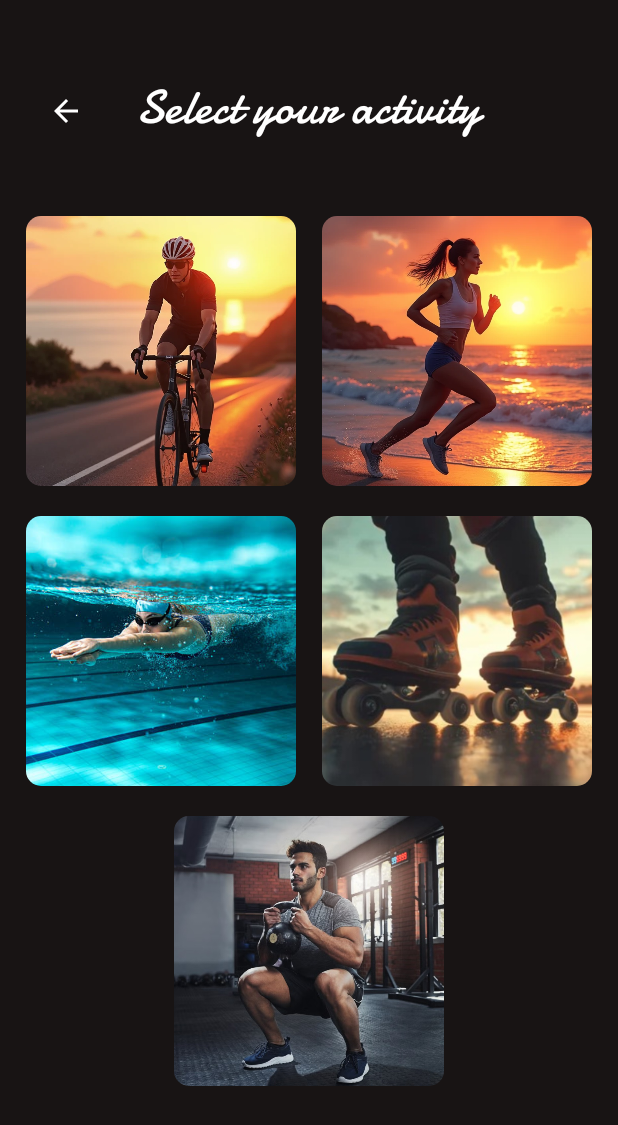
After one commit to matt158x/HealthlyLife, an Android app built with Jetpack Compose: the BurnCaloriesScreen screen opened through its navigation route, on a phone screen of 412 x 824 dp. The commit adds this screen. Shown: the top 1125 px of the screen. Run offline under Robolectric (Android 15) with nearby library versions, the phone set to English and light mode, and no system bars; our stand-ins replace Dagger/Hilt's generated code, Firebase (no records; nobody signed in at launch, a user with empty details on screens opened directly), livedata-compose; Roboto replaces fonts that are not available here.

Commit message:
Burn Calories Screen

```diff
--- a/app/src/main/java/com/example/healthlylife/navigation/AppNavigation.kt
+++ b/app/src/main/java/com/example/healthlylife/navigation/AppNavigation.kt
@@ -13,7 +13,8 @@ import androidx.navigation.compose.NavHost
 import androidx.navigation.compose.composable
 import androidx.navigation.compose.rememberNavController
 import com.example.healthlylife.auth.AuthState
-import com.example.healthlylife.presentation.CaloriesScreen
+import com.example.healthlylife.presentation.BurnCaloriesScreen
+import com.example.healthlylife.presentation.BurnDetailsScreen
 import com.example.healthlylife.presentation.HomeScreen
 import com.example.healthlylife.presentation.LoginScreen
 import com.example.healthlylife.presentation.MealsAddScreen
@@ -57,7 +58,7 @@ fun AppNavigation(sharedViewModel: SharedViewModel = viewModel()) {
             HomeScreen(navController)
         }
         composable("calories"){
-            CaloriesScreen(navController)
+            BurnCaloriesScreen(navController)
         }
         composable("recipes") {
             RecipesScreen(navController)
@@ -76,6 +77,12 @@ fun AppNavigation(sharedViewModel: SharedViewModel = viewModel()) {
         composable("meals_add") {
             MealsAddScreen(navController)
         }
+        composable("burn_details_screen/{activityType}") {
+                backStackEntry ->
+            val activityType = backStackEntry.arguments?.getString("activityType") ?: ""
+            BurnDetailsScreen(navController, activityType)
+        }
+
 
     }
 
--- /dev/null
+++ b/app/src/main/java/com/example/healthlylife/presentation/BurnCaloriesScreen.kt
@@ -0,0 +1,113 @@
+package com.example.healthlylife.presentation
+
+import androidx.compose.foundation.Image
+import androidx.compose.foundation.background
+import androidx.compose.foundation.clickable
+import androidx.compose.foundation.layout.Arrangement
+import androidx.compose.foundation.layout.Box
+import androidx.compose.foundation.layout.Column
+import androidx.compose.foundation.layout.Row
+import androidx.compose.foundation.layout.Spacer
+import androidx.compose.foundation.layout.fillMaxSize
+import androidx.compose.foundation.layout.fillMaxWidth
+import androidx.compose.foundation.layout.height
+import androidx.compose.foundation.layout.padding
+import androidx.compose.foundation.layout.size
+import androidx.compose.foundation.shape.RoundedCornerShape
+import androidx.compose.material.icons.Icons
+import androidx.compose.material.icons.automirrored.filled.ArrowBack
+import androidx.compose.material3.Icon
+import androidx.compose.material3.IconButton
+import androidx.compose.material3.Text
+import androidx.compose.runtime.Composable
+import androidx.compose.ui.Alignment
+import androidx.compose.ui.Modifier
+import androidx.compose.ui.draw.clip
+import androidx.compose.ui.graphics.Color
+import androidx.compose.ui.layout.ContentScale
+import androidx.compose.ui.res.painterResource
+import androidx.compose.ui.unit.dp
+import androidx.compose.ui.unit.sp
+import androidx.navigation.NavController
+import com.example.healthlylife.R
+
+@Composable
+fun BurnCaloriesScreen(navController: NavController) {
+    Box(
+        modifier = Modifier
+            .fillMaxSize()
+            .background(color = Color(0xFF181414))
+    ) {
+
+        IconButton(
+            onClick = { navController.popBackStack() },
+            modifier = Modifier
+                .align(Alignment.TopStart)
+                .padding(start = 20.dp, top = 50.dp)
+        ) {
+            Icon(
+                imageVector = Icons.AutoMirrored.Filled.ArrowBack,
+                contentDescription = "Back",
+                tint = Color.White
+            )
+        }
+
+        Column(
+            modifier = Modifier.fillMaxSize(),
+            horizontalAlignment = Alignment.CenterHorizontally,
+        ) {
+            Spacer(modifier = Modifier.height(50.dp))
+
+            Text(
+                text = "Select your activity",
+                fontFamily = damionFontFamily,
+                color = Color.White,
+                fontSize = 32.sp
+            )
+
+            Spacer(modifier = Modifier.height(50.dp))
+
+            Row(
+                modifier = Modifier.fillMaxWidth(),
+                horizontalArrangement = Arrangement.SpaceEvenly
+            ) {
+                ActivityImage(navController, R.drawable.bike, "Cycling")
+                ActivityImage(navController, R.drawable.running, "Running")
+            }
+
+            Spacer(modifier = Modifier.height(20.dp))
+
+            Row(
+                modifier = Modifier.fillMaxWidth(),
+                horizontalArrangement = Arrangement.SpaceEvenly
+            ) {
+                ActivityImage(navController, R.drawable.swim, "Swimming")
+                ActivityImage(navController, R.drawable.roller3, "Roller skating")
+            }
+
+            Spacer(modifier = Modifier.height(20.dp))
+
+            Row(
+                modifier = Modifier.fillMaxWidth(),
+                horizontalArrangement = Arrangement.Center
+            ) {
+                ActivityImage(navController, R.drawable.gym, "Workout")
+            }
+        }
+    }
+}
+
+@Composable
+fun ActivityImage(navController: NavController, imageRes: Int, activityType: String) {
+    Image(
+        painter = painterResource(id = imageRes),
+        contentDescription = activityType,
+        modifier = Modifier
+            .size(180.dp)
+            .clip(RoundedCornerShape(10.dp))
+            .clickable {
+                navController.navigate("burn_details_screen/$activityType")
+            },
+        contentScale = ContentScale.Crop
+    )
+}
--- a/app/src/main/java/com/example/healthlylife/presentation/MealsAddScreen.kt
+++ b/app/src/main/java/com/example/healthlylife/presentation/MealsAddScreen.kt
@@ -1,5 +1,6 @@
 package com.example.healthlylife.presentation
 
+import android.widget.Toast
 import androidx.compose.foundation.background
 import androidx.compose.foundation.layout.Arrangement
 import androidx.compose.foundation.layout.Box
@@ -25,6 +26,7 @@ import androidx.compose.runtime.setValue
 import androidx.compose.ui.Alignment
 import androidx.compose.ui.Modifier
 import androidx.compose.ui.graphics.Color
+import androidx.compose.ui.platform.LocalContext
 import androidx.compose.ui.unit.dp
 import androidx.compose.ui.unit.sp
 import androidx.hilt.navigation.compose.hiltViewModel
@@ -43,6 +45,8 @@ fun MealsAddScreen(
     var protein by remember { mutableStateOf("") }
     var carbs by remember { mutableStateOf("") }
     var fat by remember { mutableStateOf("") }
+
+    val context = LocalContext.current
 
     Box(
         modifier = Modifier
@@ -124,7 +128,7 @@ fun MealsAddScreen(
 
                     viewModel.addMeal(
                         onSuccess = { navController.navigate("meals") },
-                        onError = { }
+                        onError = { Toast.makeText(context, "Error saving calories", Toast.LENGTH_SHORT).show() }
                     )
                 },
                 text = "Add Meal",
--- a/app/src/main/java/com/example/healthlylife/presentation/MealsScreen.kt
+++ b/app/src/main/java/com/example/healthlylife/presentation/MealsScreen.kt
@@ -132,7 +132,7 @@ fun MealsScreen(
                 shape = RoundedCornerShape(16.dp)
             )
 
-                Spacer(modifier = Modifier.width(8.dp)) // Dodaje odstęp między TextField a przyciskiem
+                Spacer(modifier = Modifier.width(8.dp))
 
                 CustomAddButton(
                     modifier = Modifier
--- a/app/src/main/java/com/example/healthlylife/viewmodel/HomeScreenViewModel.kt
+++ b/app/src/main/java/com/example/healthlylife/viewmodel/HomeScreenViewModel.kt
@@ -31,6 +31,9 @@ class HomeScreenViewModel @Inject constructor(
     private val _bmr = mutableIntStateOf(0)
     val bmr: State<Int> = _bmr
 
+    private val _caloriesBurned = mutableDoubleStateOf(0.0)
+    val caloriesBurned: State<Double> = _caloriesBurned
+
     init {
         fetchEatenData()
     }
@@ -46,6 +49,7 @@ class HomeScreenViewModel @Inject constructor(
                     _carbsEaten.doubleValue = document.getDouble("carbsEaten") ?: 0.0
                     _fatEaten.doubleValue = document.getDouble("fatEaten") ?: 0.0
                     _bmr.intValue = document.getLong("bmr")?.toInt() ?: 0
+                    _caloriesBurned.doubleValue = document.getDouble("caloriesBurned") ?: 0.0
                 }
             }
             .addOnFailureListener { exception ->
```
Also changed, not shown: app/src/main/java/com/example/healthlylife/components/Buttons.kt (+24 -4 lines), app/src/main/java/com/example/healthlylife/presentation/BurnDetailsScreen.kt (added, +209 -0 lines), app/src/main/java/com/example/healthlylife/presentation/CaloriesScreen.kt (deleted, +0 -9 lines), app/src/main/java/com/example/healthlylife/presentation/HomeScreen.kt (+8 -10 lines), app/src/main/java/com/example/healthlylife/viewmodel/BurnDetailsScreenViewModel.kt (added, +78 -0 lines), app/src/main/res/drawable/bike.png (added), app/src/main/res/drawable/gym.jpg (added), app/src/main/res/drawable/roller.png (added), app/src/main/res/drawable/roller1.jpg (added), app/src/main/res/drawable/roller2.jpg (added), app/src/main/res/drawable/roller3.jpg (added), app/src/main/res/drawable/running.png (added), app/src/main/res/drawable/swim.jpg (added).
